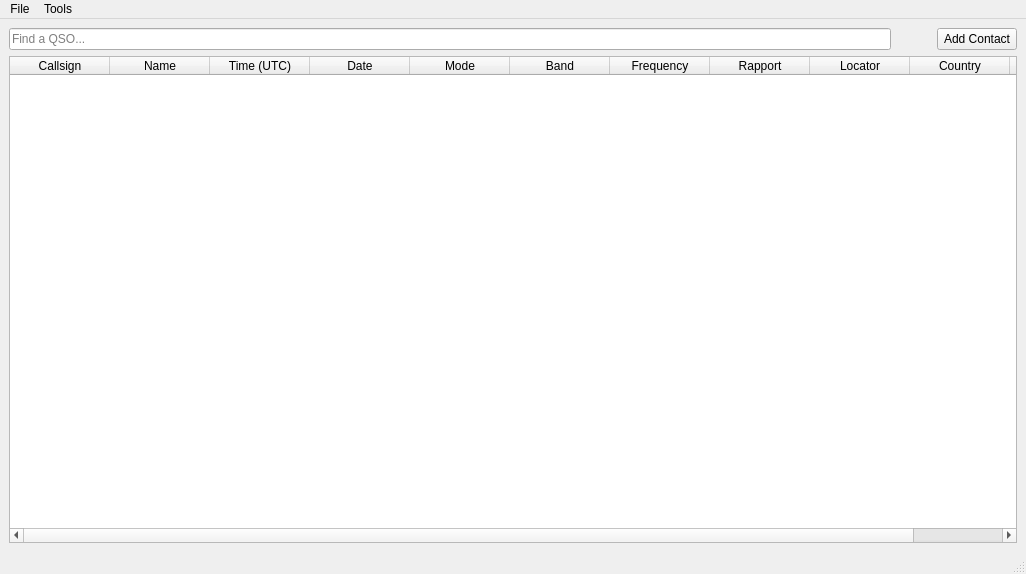
Before: the Qt Designer form forms/mainuiapplication.ui in jj01101010/EasyHamLog, drawn with Qt 5.
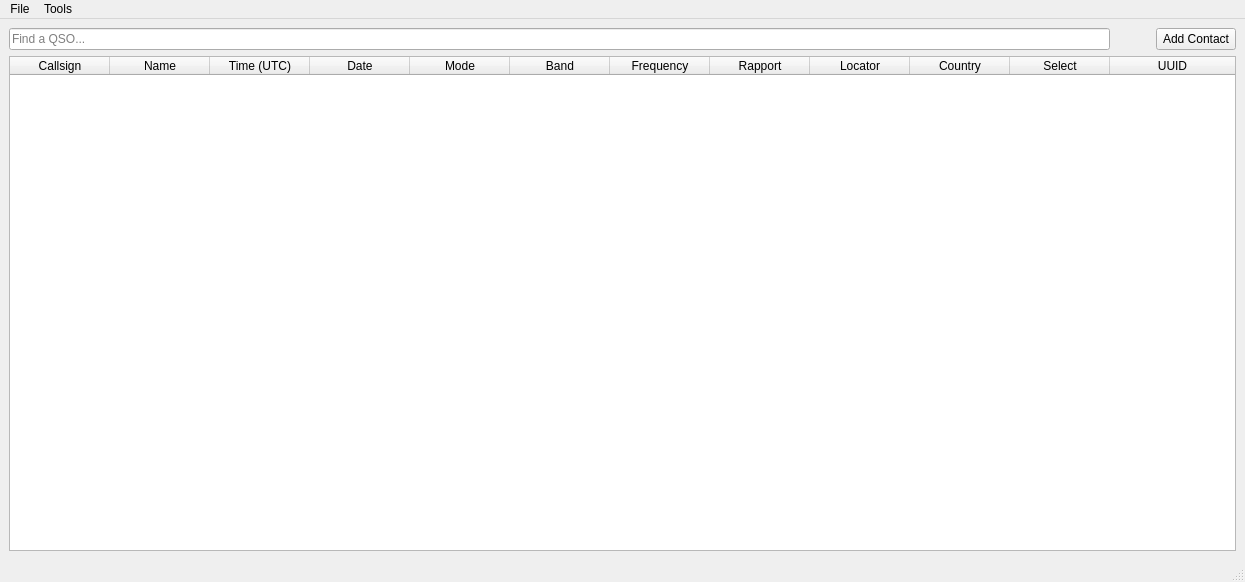
After: the same form once the commit is applied.

What changed in the file:
```diff
--- a/forms/mainuiapplication.ui
+++ b/forms/mainuiapplication.ui
@@ -6,8 +6,8 @@
    <rect>
     <x>0</x>
     <y>0</y>
-    <width>1026</width>
-    <height>574</height>
+    <width>1245</width>
+    <height>582</height>
    </rect>
   </property>
   <property name="windowTitle">
@@ -85,7 +85,7 @@
        <enum>QAbstractItemView::SelectRows</enum>
       </property>
       <property name="columnCount">
-       <number>11</number>
+       <number>12</number>
       </property>
       <attribute name="horizontalHeaderStretchLastSection">
        <bool>true</bool>
@@ -146,6 +146,11 @@
         <string>Country</string>
        </property>
       </column>
+      <column>
+       <property name="text">
+        <string>Select</string>
+       </property>
+      </column>
       <column>
        <property name="text">
         <string>UUID</string>
@@ -176,7 +181,7 @@
     <rect>
      <x>0</x>
      <y>0</y>
-     <width>1026</width>
+     <width>1245</width>
      <height>21</height>
     </rect>
    </property>
```
Left out of the diff: 13 changed lines with no effect on the pictures.
